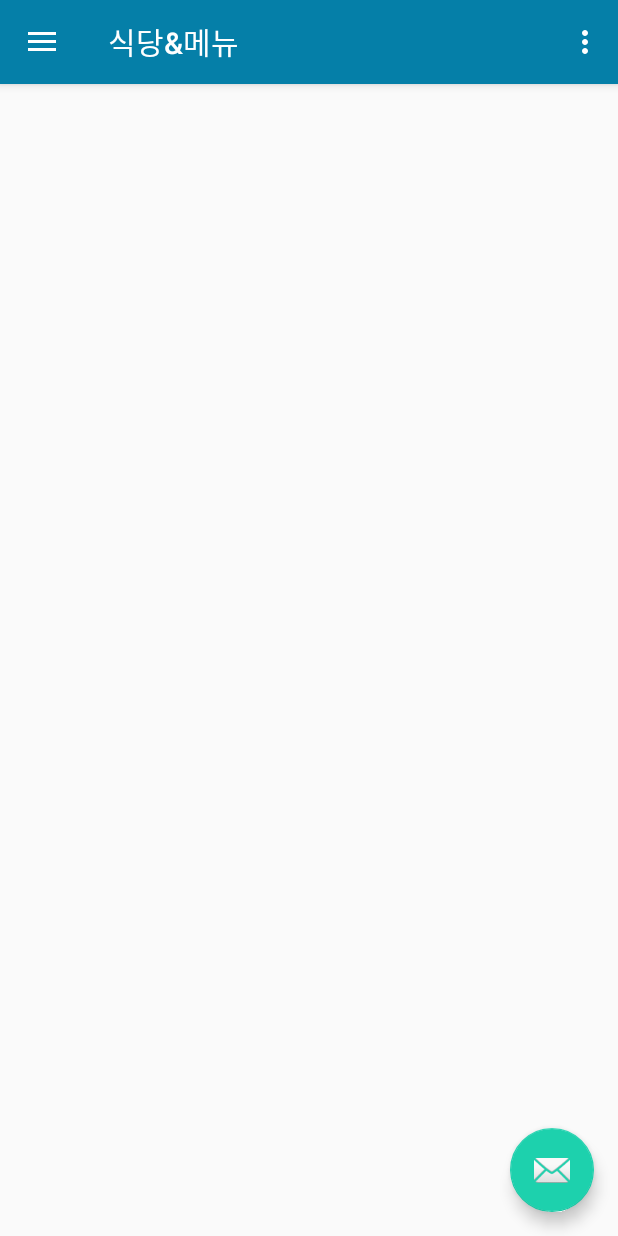
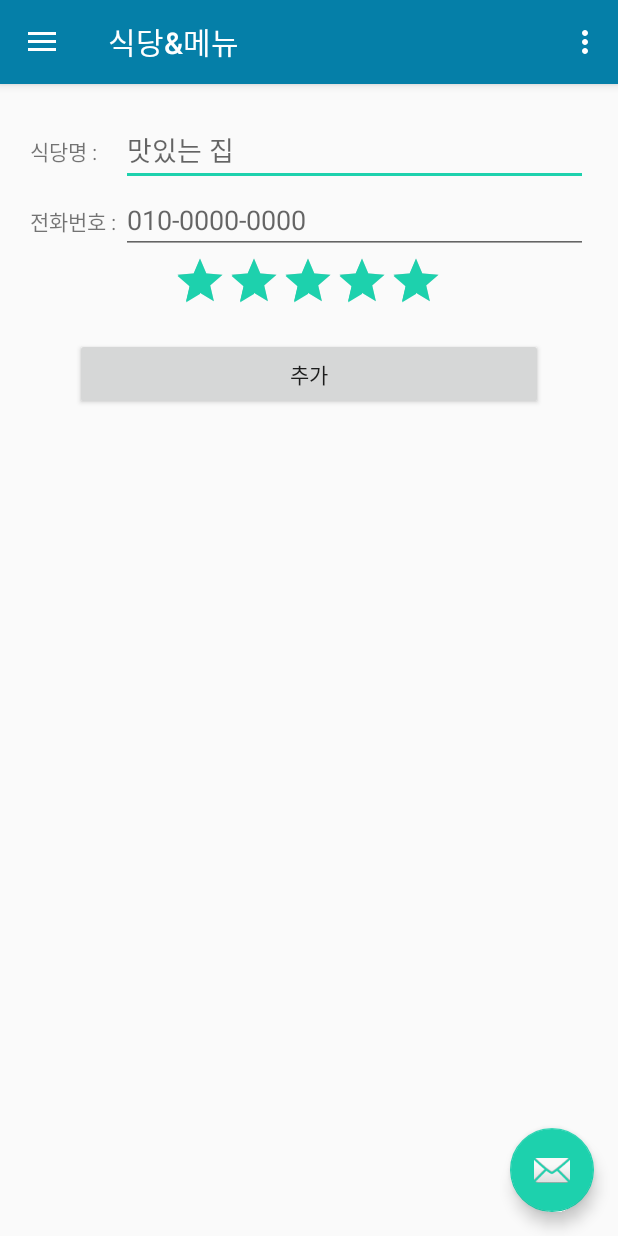
Before and after one commit to 0212kr/WSWE, an Android app: the screen it shows after launch (MainActivity), in the side drawer, after a tap on "식당&메뉴", on a phone screen of 412 x 824 dp. Run offline under Robolectric (Android 15) with nearby library versions, the phone set to English and light mode, and no system bars; our stand-ins replace Room's generated code, navigation-ui.

Commit message:
DB 테스트중

```diff
--- a/app/src/main/java/com/lec/android/wswe/MainActivity.java
+++ b/app/src/main/java/com/lec/android/wswe/MainActivity.java
@@ -7,6 +7,7 @@ import android.view.Menu;
 import com.google.android.material.floatingactionbutton.FloatingActionButton;
 import com.google.android.material.snackbar.Snackbar;
 import com.google.android.material.navigation.NavigationView;
+import com.lec.android.wswe.database.RestDatabase;
 
 import androidx.navigation.NavController;
 import androidx.navigation.Navigation;
@@ -15,7 +16,6 @@ import androidx.navigation.ui.NavigationUI;
 import androidx.drawerlayout.widget.DrawerLayout;
 import androidx.appcompat.app.AppCompatActivity;
 import androidx.appcompat.widget.Toolbar;
-import androidx.room.Room;
 
 public class MainActivity extends AppCompatActivity {
 
@@ -47,6 +47,10 @@ public class MainActivity extends AppCompatActivity {
         NavController navController = Navigation.findNavController(this, R.id.nav_host_fragment);
         NavigationUI.setupActionBarWithNavController(this, navController, mAppBarConfiguration);
         NavigationUI.setupWithNavController(navigationView, navController);
+
+
+        RestDatabase db = RestDatabase.getInstance(this);
+
     }
 
     @Override
--- /dev/null
+++ b/app/src/main/java/com/lec/android/wswe/database/RestDatabase.java
@@ -0,0 +1,26 @@
+package com.lec.android.wswe.database;
+
+import android.content.Context;
+
+import androidx.room.Database;
+import androidx.room.Room;
+import androidx.room.RoomDatabase;
+
+@Database(entities = {Restaurant.class}, version = 1)
+public abstract class RestDatabase extends RoomDatabase {
+    private static RestDatabase INSTANCE;
+
+    public abstract RestDAO restDAO();
+
+    public static RestDatabase getInstance(Context context) {
+        if (INSTANCE == null) {
+            INSTANCE = Room.databaseBuilder(context, RestDatabase.class, "wsweDB").build();
+        }
+        return INSTANCE;
+    } // end getInstance
+
+    public static void destroyInstance() {
+        INSTANCE = null;
+    }
+
+} // end RestDatabase
--- a/app/src/main/java/com/lec/android/wswe/database/Restaurant.java
+++ b/app/src/main/java/com/lec/android/wswe/database/Restaurant.java
@@ -11,10 +11,10 @@ public class Restaurant {
     @NonNull
     private String rest_name;
     private String telephone;
-    private int star;
+    private float star;
     private int visited;
 
-    public Restaurant(@NonNull String rest_name, String telephone, int star) {
+    public Restaurant(@NonNull String rest_name, String telephone, float star) {
         this.rest_name = rest_name;
         this.telephone = telephone;
         this.star = star;
@@ -45,7 +45,7 @@ public class Restaurant {
         this.telephone = telephone;
     }
 
-    public int getStar() {
+    public float getStar() {
         return star;
     }
 
--- a/app/src/main/java/com/lec/android/wswe/ui/menu/MenuFragment.java
+++ b/app/src/main/java/com/lec/android/wswe/ui/menu/MenuFragment.java
@@ -1,23 +1,32 @@
 package com.lec.android.wswe.ui.menu;
 
+import android.os.AsyncTask;
 import android.os.Bundle;
 import android.view.LayoutInflater;
 import android.view.Menu;
 import android.view.MenuInflater;
 import android.view.View;
 import android.view.ViewGroup;
-import android.widget.TextView;
+import android.widget.Button;
+import android.widget.EditText;
+import android.widget.RatingBar;
+import android.widget.Toast;
 
 import androidx.annotation.NonNull;
-import androidx.annotation.Nullable;
 import androidx.fragment.app.Fragment;
-import androidx.lifecycle.Observer;
 import androidx.lifecycle.ViewModelProviders;
 
-import com.lec.android.wswe.MainActivity;
 import com.lec.android.wswe.R;
+import com.lec.android.wswe.database.RestDAO;
+import com.lec.android.wswe.database.RestDatabase;
+import com.lec.android.wswe.database.Restaurant;
 
 public class MenuFragment extends Fragment {
+
+    private Button btnAdd;
+    private EditText etName, etPhone;
+    private RatingBar stars;
+    RestDatabase db = RestDatabase.getInstance(getActivity());
 
     private MenuViewModel menuViewModel;
 
@@ -29,6 +38,36 @@ public class MenuFragment extends Fragment {
 
         setHasOptionsMenu(true);
 
+        btnAdd = root.findViewById(R.id.btnAdd);
+        etName = root.findViewById(R.id.etName);
+        etPhone = root.findViewById(R.id.etPhone);
+        stars = root.findViewById(R.id.stars);
+        btnAdd.setOnClickListener(new View.OnClickListener() {
+            @Override
+            public void onClick(View v) {
+                String name = "";
+                String phone = "";
+                float star=0;
+                try {
+                    name = etName.getText().toString().trim();
+                    phone = etPhone.getText().toString().trim();
+                    star = stars.getRating();
+
+                    if (name.equals("")) {
+                        Toast.makeText(v.getContext(), "식당 이름은 필수입니다.", Toast.LENGTH_LONG).show();
+                        return;
+                    } else if (phone.equals("")) {
+                        phone = "입력 없음";
+                    }
+
+                    new InsertAsynkTask(db.restDAO()).execute(new Restaurant(name, phone, star));
+
+                } catch (Exception e) {
+                    Toast.makeText(v.getContext(), "오류가 발생했습니다. 다시 시도해 주세요", Toast.LENGTH_LONG).show();
+                }
+            }
+        });
+
         return root;
     }
 
@@ -38,4 +77,20 @@ public class MenuFragment extends Fragment {
         inflater.inflate(R.menu.menu, menu);
         menu.getItem(0).setVisible(false);
     }
+
+    public static class InsertAsynkTask extends AsyncTask<Restaurant, Void, Void> {
+        private RestDAO mRestDao;
+
+        public InsertAsynkTask(RestDAO RestDao) {
+            this.mRestDao = RestDao;
+        }
+
+        @Override
+        protected Void doInBackground(Restaurant... restaurants) {
+            mRestDao.insert(restaurants[0]);
+
+            return null;
+        }
+    }
+
 }
--- a/app/src/main/res/layout/fragment_menu.xml
+++ b/app/src/main/res/layout/fragment_menu.xml
@@ -1,7 +1,95 @@
 <?xml version="1.0" encoding="utf-8"?>
-<androidx.constraintlayout.widget.ConstraintLayout xmlns:android="http://schemas.android.com/apk/res/android"
+<LinearLayout xmlns:android="http://schemas.android.com/apk/res/android"
     xmlns:app="http://schemas.android.com/apk/res-auto"
     xmlns:tools="http://schemas.android.com/tools"
     android:layout_width="match_parent"
     android:layout_height="match_parent"
-    tools:context=".ui.menu.MenuFragment"/>
+    android:orientation="vertical"
+    tools:context=".MainActivity" >
+
+    <TableLayout
+        android:layout_width="match_parent"
+        android:layout_height="wrap_content"
+        android:layout_margin="20dp">
+
+        <TableRow
+            android:layout_width="match_parent"
+            android:layout_height="match_parent">
+
+            <TextView
+                android:id="@+id/tvName"
+                android:layout_width="wrap_content"
+                android:layout_height="wrap_content"
+                android:text="식당명 : " />
+
+            <EditText
+                android:id="@+id/etName"
+                android:layout_width="wrap_content"
+                android:layout_height="wrap_content"
+                android:layout_weight="1"
+                android:ems="10"
+                android:inputType="textPersonName"
+                android:hint="맛있는 집" />
+        </TableRow>
+
+        <TableRow
+            android:layout_width="match_parent"
+            android:layout_height="match_parent">
+
+            <TextView
+                android:id="@+id/tvPhone"
+                android:layout_width="wrap_content"
+                android:layout_height="wrap_content"
+                android:text="전화번호 : " />
+
+            <EditText
+                android:id="@+id/etPhone"
+                android:layout_width="wrap_content"
+                android:layout_height="wrap_content"
+                android:layout_weight="1"
+                android:ems="10"
+                android:inputType="phone"
+                android:hint="010-0000-0000"/>
+        </TableRow>
+
+        <TableRow
+            android:layout_width="match_parent"
+            android:layout_height="match_parent"
+            android:gravity="center"
+            >
+
+            <LinearLayout
+                android:layout_width="wrap_content"
+                android:layout_height="wrap_content"
+                android:orientation="horizontal"
+                android:layout_span="2"
+                android:gravity="center">
+
+                <RatingBar
+                    android:id="@+id/stars"
+                    style="@style/Widget.AppCompat.RatingBar.Indicator"
+                    android:layout_width="wrap_content"
+                    android:layout_height="wrap_content"
+                    android:isIndicator="false"
+                    android:max="5"
+                    android:numStars="5"
+                    android:rating="5"
+                    android:stepSize="0.5" />
+            </LinearLayout>
+
+        </TableRow>
+
+    </TableLayout>
+
+    <Button
+        android:id="@+id/btnAdd"
+        android:layout_width="match_parent"
+        android:layout_height="wrap_content"
+        android:layout_marginHorizontal="50dp"
+        android:text="추가" />
+
+    <androidx.recyclerview.widget.RecyclerView
+        android:id="@+id/list"
+        android:layout_width="match_parent"
+        android:layout_height="match_parent" />
+</LinearLayout>
--- a/app/src/main/res/layout/itme.xml
+++ b/app/src/main/res/layout/itme.xml
@@ -74,7 +74,7 @@
                 style="?android:attr/ratingBarStyleIndicator"
                 android:layout_width="wrap_content"
                 android:layout_height="wrap_content"
-                android:isIndicator="false"
+                android:isIndicator="true"
                 android:numStars="5"
                 android:rating="0"
                 android:scrollbarSize="4dp"
```
Also changed, not shown: app/src/main/java/com/lec/android/wswe/database/Database.java (deleted, +0 -24 lines), app/src/main/java/com/lec/android/wswe/ui/menu/MenuAdapter.java (added, +66 -0 lines).
